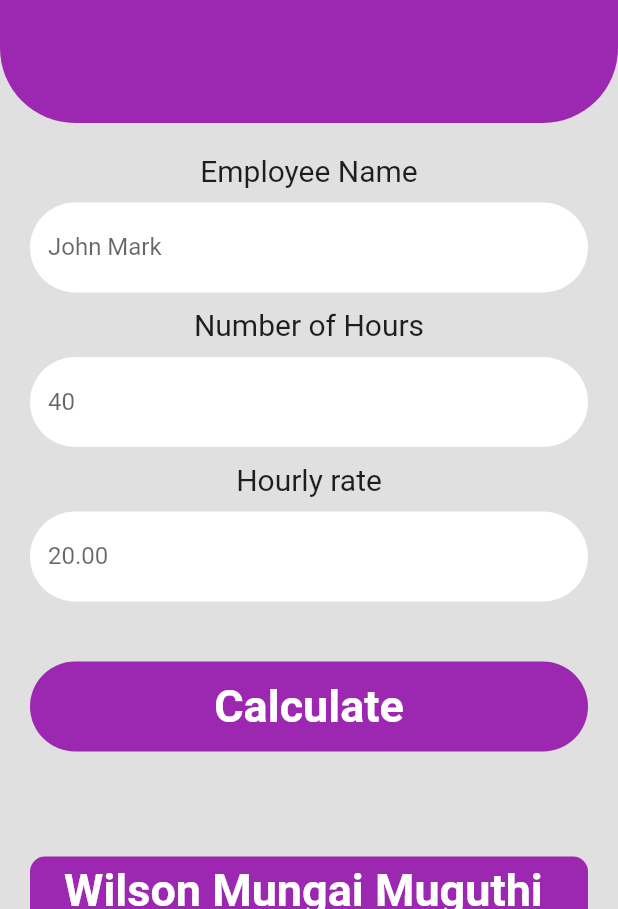
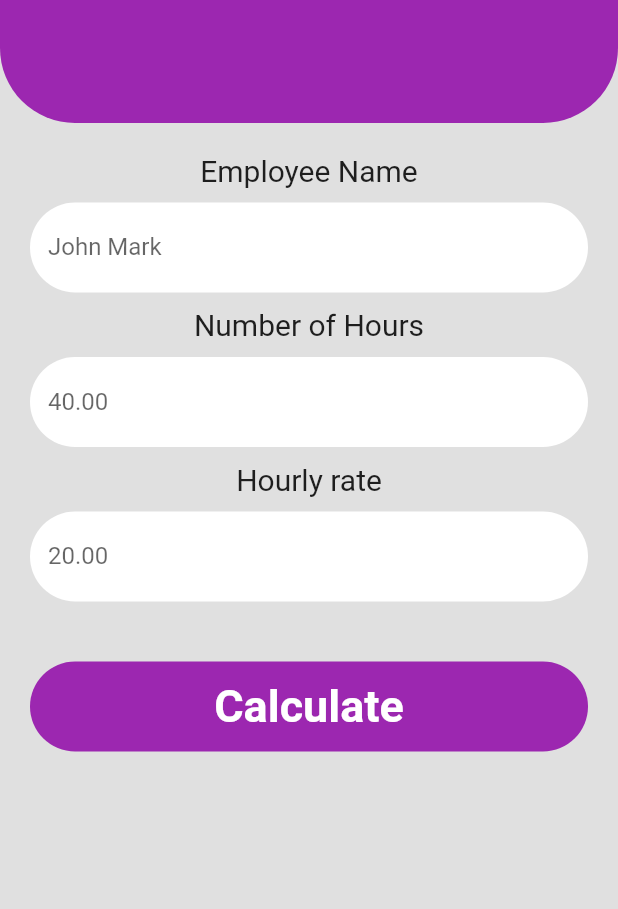
Before and after one commit to WilsonMungai/PayCalculator, a Flutter app: the screen it shows after launch, on a phone screen of 412 x 824 dp, the part 327-1236 px from its top. Run offline on Flutter 3.47's test engine with Material 2 defaults, Android fonts, the phone set to English and light mode, and no system bars.

Commit message:
ui clean up

```diff
--- a/lib/main.dart
+++ b/lib/main.dart
@@ -122,7 +122,7 @@ class _HomePageState extends State<HomePage> {
               ),
               inputTextFields(
                 title: "Number of Hours",
-                hintText: "40",
+                hintText: "40.00",
                 controller: hoursTextField,
               ),
               inputTextFields(
@@ -195,7 +195,6 @@ class _HomePageState extends State<HomePage> {
               SizedBox(
                 height: 70,
               ),
-              name()
             ],
           ),
         ),
@@ -260,22 +259,4 @@ class _HomePageState extends State<HomePage> {
       ),
     );
   }
-
-  // name and student id
-  Widget name() {
-    return Container(
-        height: 80,
-        width: double.infinity,
-        decoration: BoxDecoration(
-          color: Colors.purple,
-          borderRadius: BorderRadius.circular(10),
-        ),
-        child: Center(
-          child: Text(
-            "Wilson Mungai Muguthi \n 301287641",
-            style: TextStyle(
-                fontSize: 30, color: Colors.white, fontWeight: FontWeight.bold),
-          ),
-        ));
-  }
 }
```
